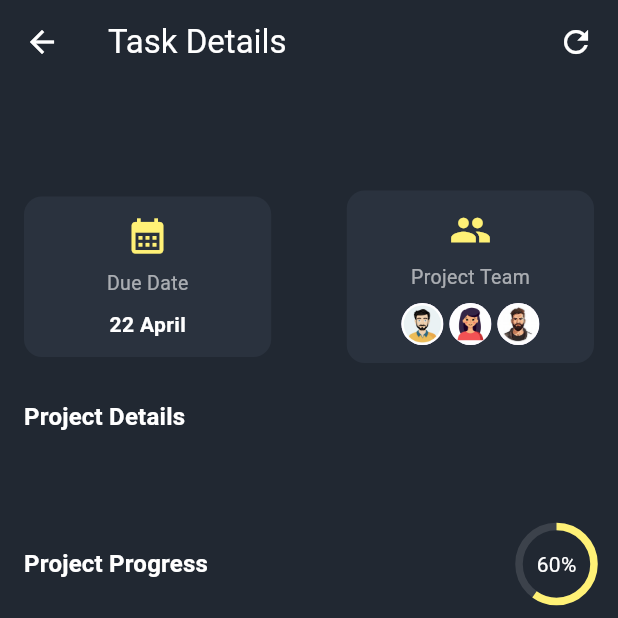
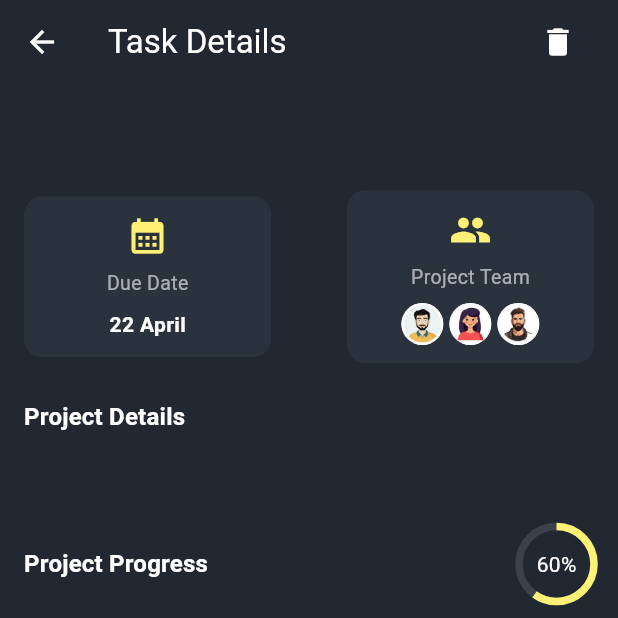
Before and after one commit to Siddiqui145/mini_task_hub, a Flutter app: the TaskDetailScreen screen opened directly with empty values, on a phone screen of 412 x 824 dp, the top half of it. Run offline on Flutter 3.47's test engine with Material 3 defaults, Android fonts, the phone set to English and light mode, and no system bars; our stand-ins replace cloud_firestore, firebase_auth, firebase_core; accounts and stored records are empty.

Commit message:
task deletion added

```diff
--- a/lib/dashboard/task_details_screen.dart
+++ b/lib/dashboard/task_details_screen.dart
@@ -10,6 +10,12 @@ class TaskDetailScreen extends StatelessWidget {
 
   @override
   Widget build(BuildContext context) {
+
+    Future<void> deleteTask() async {
+      FirebaseFirestore.instance.collection("tasks").doc(taskId).delete();
+      Navigator.of(context).pop();
+      showSuccessMessage(context, "Task Deleted Successfully!");
+    }
 
     Future<void> updateStatus() async{
       FirebaseFirestore.instance.collection("tasks").doc(taskId).update({
@@ -29,8 +35,11 @@ class TaskDetailScreen extends StatelessWidget {
         foregroundColor: Colors.white,
         elevation: 0,
         title: const Text('Task Details'),
-        actions: const [
-          Icon(Icons.refresh, color: Colors.white),
+        actions: [
+          IconButton(
+            icon: Icon(Icons.delete),
+            onPressed: deleteTask,
+          ),
           SizedBox(width: 16),
         ],
       ),
```
